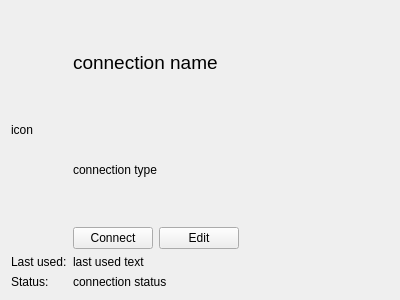
This is kcm/TabConnectionInfo.ui in KDE/plasma-nm as Qt 5 draws it before an edit. The edited form follows.
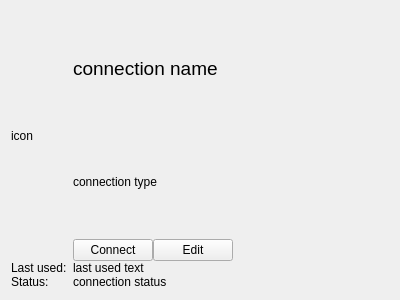
This is the edited form.

```diff
--- a/kcm/TabConnectionInfo.ui
+++ b/kcm/TabConnectionInfo.ui
@@ -11,6 +11,9 @@
    </rect>
   </property>
   <layout class="QFormLayout" name="formLayout">
+    <property name="verticalSpacing">
+    <number>0</number>
+    </property>
    <property name="fieldGrowthPolicy">
     <enum>QFormLayout::AllNonFixedFieldsGrow</enum>
    </property>
```
